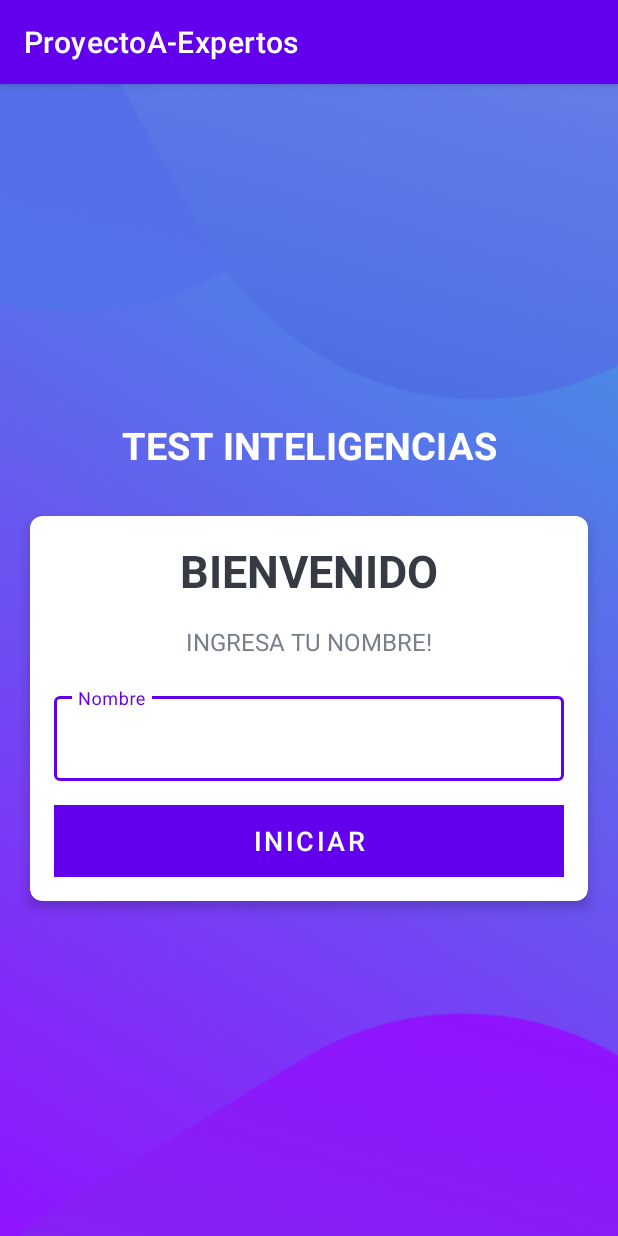
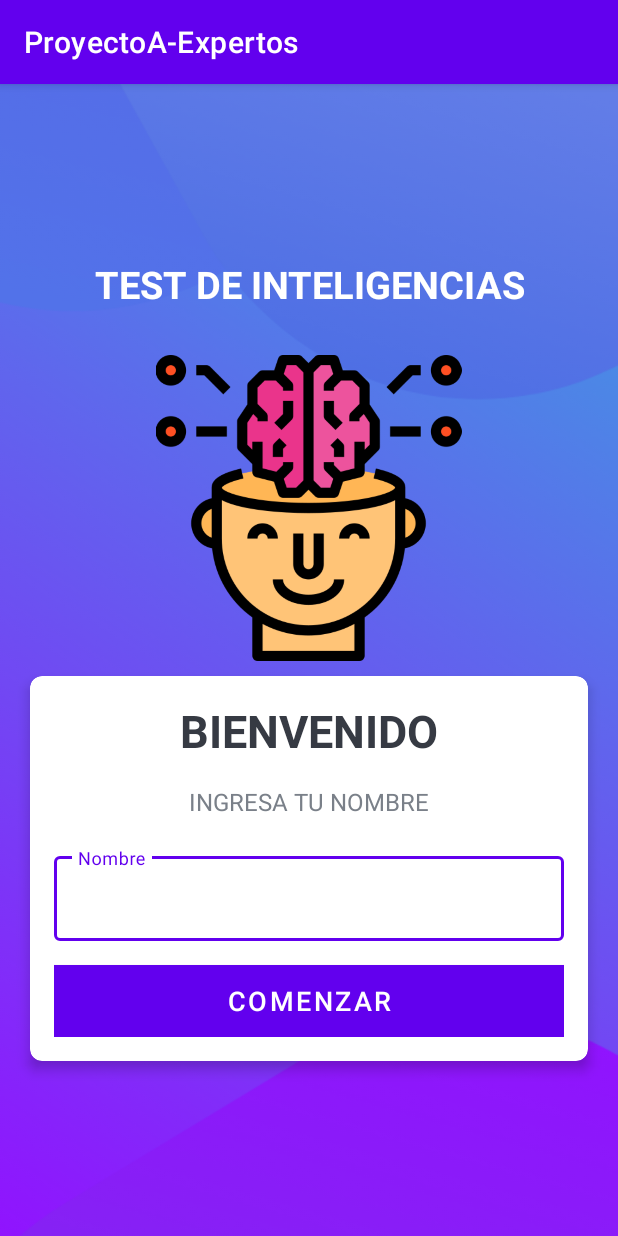
Before and after one commit to JuanpaMarin-afk/ProyectoA-Expertos, an Android app: the screen it shows after launch (MainActivity), on a phone screen of 412 x 824 dp. Run offline under Robolectric (Android 15) with nearby library versions, the phone set to English and light mode, and no system bars.

Commit message:
Cambios Finales

```diff
--- a/app/src/main/res/layout/activity_main.xml
+++ b/app/src/main/res/layout/activity_main.xml
@@ -14,13 +14,20 @@
             android:id="@+id/tv_app_name"
             android:layout_width="match_parent"
             android:layout_height="wrap_content"
-            android:text="Test Inteligencias"
+            android:text="Test de Inteligencias"
             android:gravity="center"
             android:layout_marginBottom="30dp"
             android:textSize="25sp"
             android:textStyle="bold"
             android:textColor="@android:color/white"
             android:textAllCaps="true"/>
+    <ImageView
+            android:id="@+id/iv_trophy2"
+            android:layout_width="290dp"
+            android:layout_height="204dp"
+            android:layout_marginBottom="10dp"
+            android:contentDescription="image"
+            android:src="@drawable/inteligencia" android:clickable="true"/>
 
     <androidx.cardview.widget.CardView
             android:id="@+id/cv_main"
@@ -54,7 +61,7 @@
                     android:layout_height="wrap_content"
                     android:gravity="center"
                     android:layout_marginTop="16dp"
-                    android:text="Ingresa tu nombre!"
+                    android:text="Ingresa tu nombre"
                     android:textColor="#7A8089"
                     android:textSize="16sp" android:textAllCaps="true"/>
 
@@ -82,7 +89,7 @@
                     android:layout_height="wrap_content"
                     android:layout_marginTop="16dp"
                     android:background="@color/black"
-                    android:text="Iniciar"
+                    android:text="Comenzar"
                     android:textColor="@android:color/white"
                     android:textSize="18sp"/>
 
--- a/app/src/main/res/layout/activity_match.xml
+++ b/app/src/main/res/layout/activity_match.xml
@@ -14,7 +14,7 @@
             android:layout_width="380dp"
             android:layout_height="wrap_content"
             android:layout_marginTop="10dp"
-            android:text="¿Estas buscando un compañero?"
+            android:text="¿Estás buscando un compañero?"
             android:textColor="@android:color/white"
             android:textSize="20sp"
             android:textStyle="bold" android:textAllCaps="true" android:textAlignment="center"/>
@@ -113,7 +113,7 @@
             android:layout_width="match_parent"
             android:layout_height="wrap_content"
             android:layout_marginTop="10dp"
-            android:background="@color/black"
+            android:background="@color/teal_700"
             android:text="regresar"
             android:textColor="@android:color/white"
             android:textSize="18sp"
--- a/app/src/main/res/layout/activity_result.xml
+++ b/app/src/main/res/layout/activity_result.xml
@@ -17,7 +17,7 @@
             android:layout_width="380dp"
             android:layout_height="wrap_content"
             android:layout_marginTop="10dp"
-            android:text="Felicidades por finalizar el test !!!"
+            android:text="Felicidades por finalizar el test"
             android:textColor="@android:color/white"
             android:textSize="18sp"
             android:textStyle="bold" android:textAllCaps="true" android:textAlignment="center"/>
@@ -76,7 +76,7 @@
             android:textColor="@android:color/secondary_text_dark"
             android:textSize="18sp"
             android:textAllCaps="true" android:textAlignment="center"
-            android:visibility="visible" android:text="Con un puntaje de : "/>
+            android:visibility="visible" android:text="Con un puntaje de: "/>
     <TextView
             android:id="@+id/tv_score"
             android:layout_width="match_parent"
@@ -95,7 +95,7 @@
             android:layout_height="wrap_content"
             android:layout_marginTop="10dp"
             android:background="@color/black"
-            android:text="ver matches"
+            android:text="ver tú afinidad con otros usuarios 👀"
             android:textColor="@android:color/white"
             android:textSize="18sp"
     />
```
Also changed, not shown: app/src/main/res/layout/activity_questions.xml (+4 -4 lines).
